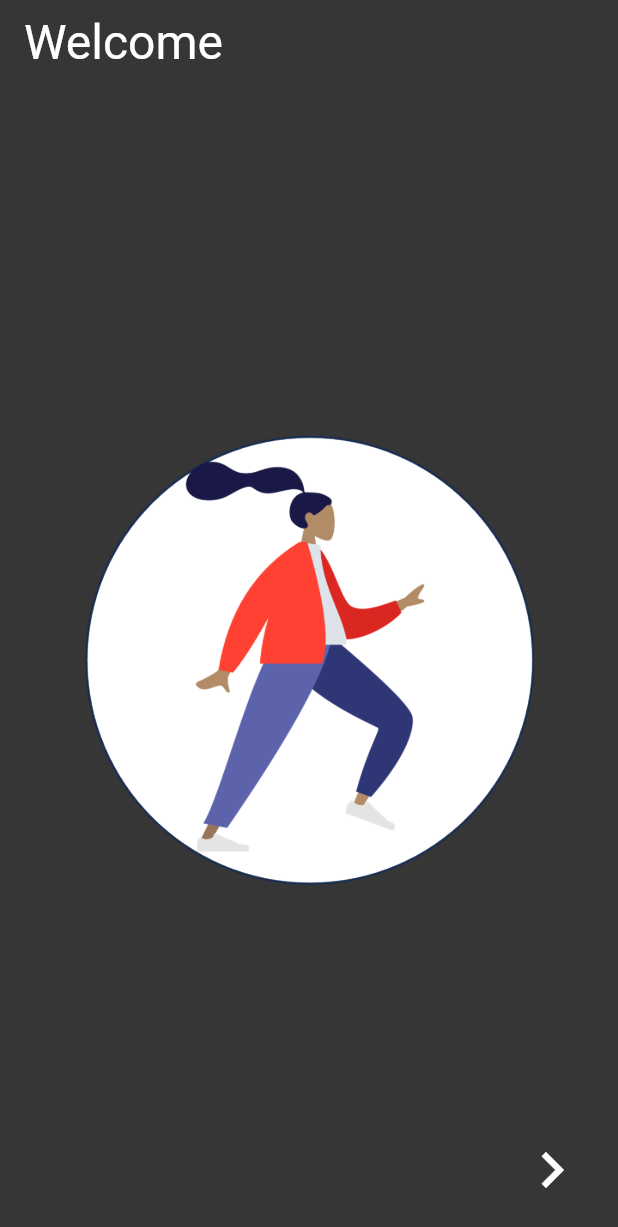
After one commit to Itsuki54/arco-dev, a Flutter app: the screen it shows after launch, on a phone screen of 412 x 824 dp. The commit adds this screen. Shown: the top 1227 px of the screen. Run offline on Flutter 3.47's test engine with Material 3 defaults, Android fonts, the phone set to English and light mode, and no system bars.

Commit message:
merge and make first page

```diff
--- a/lib/main.dart
+++ b/lib/main.dart
@@ -1,7 +1,5 @@
 import 'package:flutter/material.dart';
-// pages
-import './src/pages/setting/settings.dart';
-import './src/pages/setting/party.dart';
+import './src/pages/first_page.dart';
 
 void main() {
   runApp(const MyApp());
@@ -31,8 +29,8 @@ class MyApp extends StatelessWidget {
         ),
         useMaterial3: true,
       ),
-      home: const SettingsPage(),
-      //home: PartyPage(),
+      //home: SettingsPage(),
+      home: FirstPage(),
     );
   }
 }
--- /dev/null
+++ b/lib/src/pages/first_page.dart
@@ -0,0 +1,86 @@
+import 'package:flutter/material.dart';
+
+void main() {
+  runApp(const FirstPage());
+}
+
+Color backgroundColorGray = const Color(0xFF363636);
+
+class FirstPage extends StatelessWidget {
+  const FirstPage({Key? key});
+
+  @override
+  Widget build(BuildContext context) {
+    return MaterialApp(
+      title: 'Flutter Demo',
+      debugShowCheckedModeBanner: false,
+      theme: ThemeData(
+        colorScheme: const ColorScheme.light(
+          primary: Colors.black, // 主要な色
+          secondary: Colors.black12, // セカンダリ色
+          surface: Colors.white, // 表面色
+          background: Colors.white, // 背景色
+          error: Colors.red, // エラー色
+          onPrimary: Colors.white, // 主要な色の上でのテキスト色
+          onSecondary: Colors.black, // セカンダリ色の上でのテキスト色
+          onSurface: Colors.black, // 表面色の上でのテキスト色
+          onBackground: Colors.black, // 背景色の上でのテキスト色
+          onError: Colors.white, // エラー色の上でのテキスト色
+          brightness: Brightness.light, // 明るさ
+        ),
+        useMaterial3: true,
+      ),
+      home: const MyHomePage(title: 'Welcome'),
+    );
+  }
+}
+
+class MyHomePage extends StatefulWidget {
+  const MyHomePage({Key? key, required this.title});
+
+  final String title;
+
+  @override
+  State<MyHomePage> createState() => _MyHomePageState();
+}
+
+class _MyHomePageState extends State<MyHomePage> {
+  @override
+  Widget build(BuildContext context) {
+    return Scaffold(
+        backgroundColor: backgroundColorGray,
+        appBar: AppBar(
+          backgroundColor: backgroundColorGray,
+          title: Text(widget.title),
+          titleTextStyle: const TextStyle(
+            color: Colors.white,
+            fontSize: 32,
+          ),
+        ),
+        body: Center(
+          child: Column(
+            mainAxisAlignment: MainAxisAlignment.center,
+            children: <Widget>[
+              Center(
+                child: Image.asset(
+                  'assets/images/appicon.png',
+                  width: 300,
+                  height: 300,
+                ),
+              ),
+            ],
+          ),
+        ),
+        floatingActionButton: FloatingActionButton(
+          onPressed: () {
+            //画面遷移実装
+          },
+          child: Icon(
+            Icons.navigate_next,
+            size: 48.0,
+          ),
+          backgroundColor: backgroundColorGray,
+          elevation: 0,
+        ));
+  }
+}
```
Also changed, not shown: pubspec.yaml (+4 -5 lines), assets/images/appicon.png (added).
